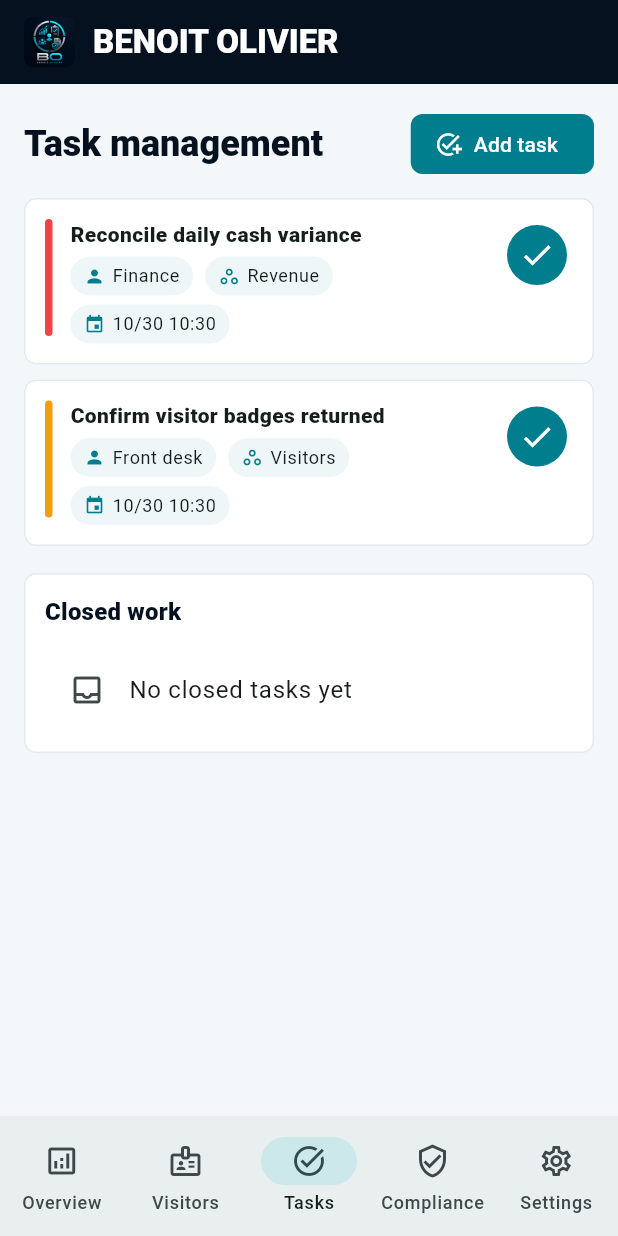
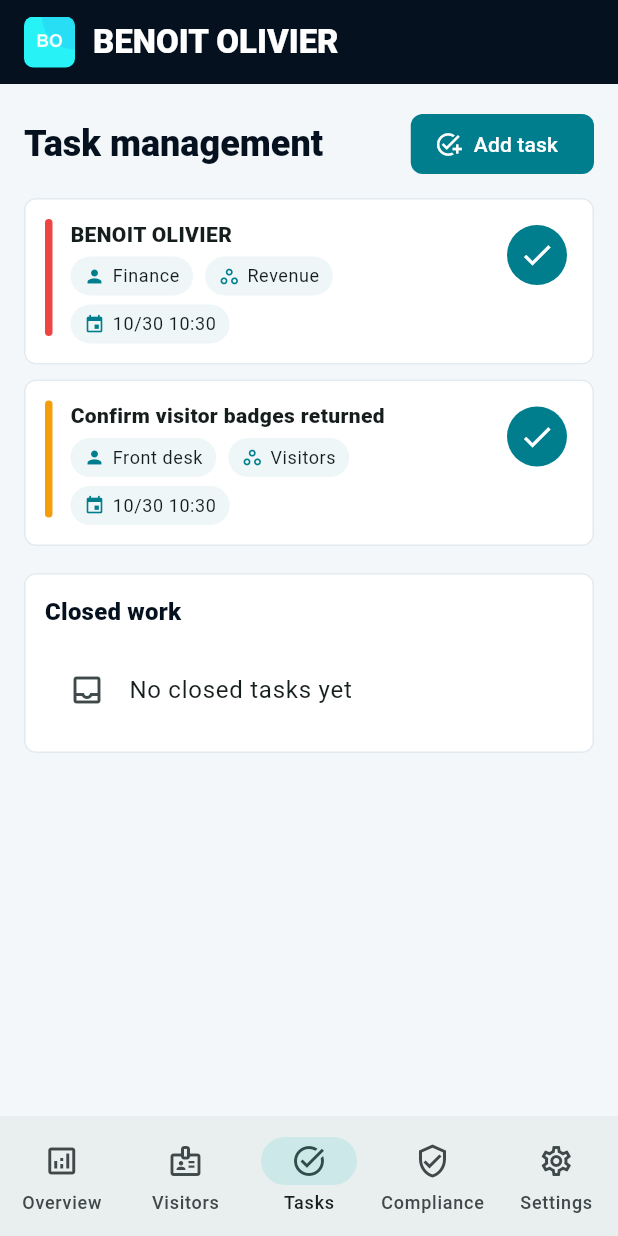
Before and after one commit to EOOrga/68d9d10a1299230338dbbdc7, a Flutter app: the screen it shows after launch, item 3 of the bottom bar chosen, on a phone screen of 412 x 824 dp. Run offline on Flutter 3.47's test engine with Material 3 defaults, Android fonts, the phone set to English and light mode, and no system bars; our stand-ins replace shared_preferences.

Commit message:
Create Flutter variant com.dominick.benoitolivier

```diff
--- a/lib/main.dart
+++ b/lib/main.dart
@@ -6,7 +6,7 @@
 
 const _brandName = 'BENOIT OLIVIER';
 const _primaryNavy = Color(0xFF06111F);
-const _electricCyan = Color(0xFF04D9E8);
+const _electricCyan = Color(0xFF27F2F5);
 const _success = Color(0xFF2DD4BF);
 const _warning = Color(0xFFF59E0B);
 const _danger = Color(0xFFEF4444);
@@ -459,7 +459,7 @@
     tasks = [
       OpsTask(
         id: 't1',
-        title: 'Reconcile daily cash variance',
+        title: 'BENOIT OLIVIER',
         owner: 'Finance',
         area: 'Revenue',
         dueDate: now.add(const Duration(days: 1)),
--- a/pubspec.yaml
+++ b/pubspec.yaml
@@ -1,4 +1,4 @@
-name: benoit_olivier
+name: benoitolivier
 description: Local operations workspace for BENOIT OLIVIER.
 publish_to: 'none'
 version: 1.0.0+1
@@ -21,6 +21,8 @@
   android: true
   ios: false
   image_path: "docs/icon.png"
+  adaptive_icon_foreground: docs/icon.png
+  adaptive_icon_background: "#278BF5"
   min_sdk_android: 23
 
 flutter:
```
Also changed, not shown: docs/icon.png, 11 other files.
